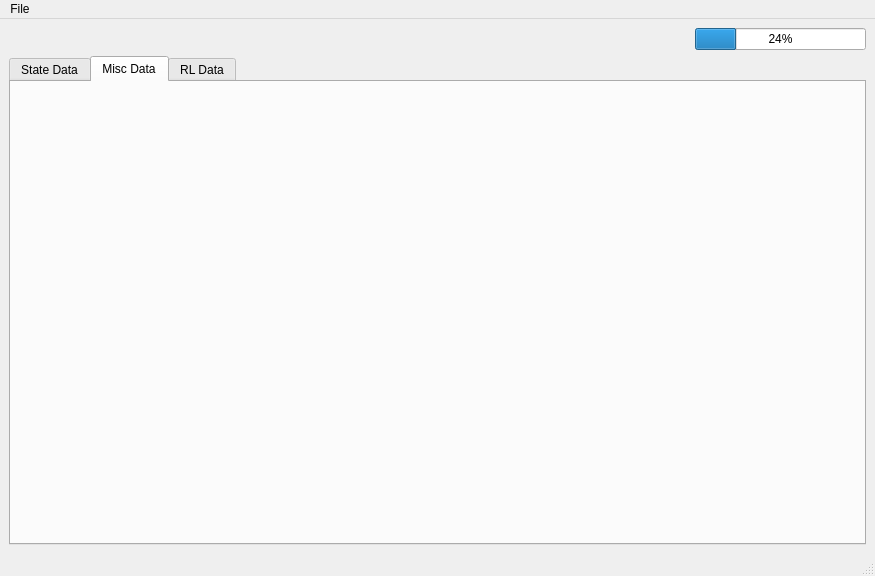
Above: crazyflie_sim_dashboard/mainwindow.ui from bhabas/sar_simulation before the change. Below: the same form after it.
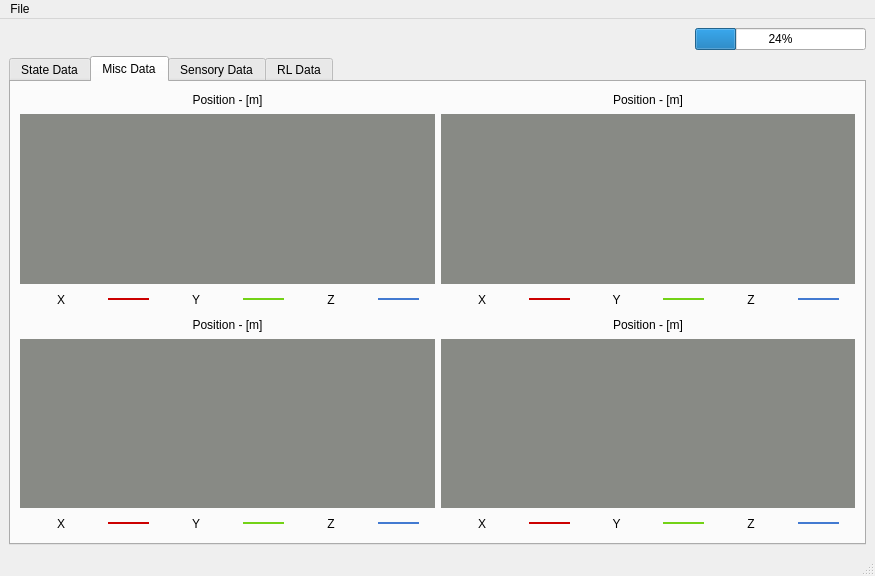
That is the form after the change. The open tabs and pages were chosen to show the change. Custom widgets are drawn as their Qt base class.

Commit message: Added Motor_pwm plotting

What changed in the file:
```diff
--- a/crazyflie_sim_dashboard/mainwindow.ui
+++ b/crazyflie_sim_dashboard/mainwindow.ui
@@ -44,7 +44,7 @@
       <item>
        <widget class="QTabWidget" name="tabWidget">
         <property name="currentIndex">
-         <number>0</number>
+         <number>2</number>
         </property>
         <widget class="QWidget" name="Tab_State">
          <attribute name="title">
@@ -311,7 +311,7 @@
                </widget>
               </item>
               <item>
-               <widget class="OmegaWidget" name="widget_3" native="true">
+               <widget class="PWM_Widget" name="widget_3" native="true">
                 <property name="styleSheet">
                  <string notr="true">background-color: rgb(136, 138, 133);</string>
                 </property>
@@ -577,6 +577,481 @@
          <attribute name="title">
           <string>Misc Data</string>
          </attribute>
+         <layout class="QVBoxLayout" name="verticalLayout_11">
+          <item>
+           <layout class="QGridLayout" name="gridLayout_2">
+            <item row="0" column="0">
+             <layout class="QVBoxLayout" name="verticalLayout_7" stretch="1,10,1">
+              <item>
+               <widget class="QLabel" name="label_18">
+                <property name="text">
+                 <string>Position - [m]</string>
+                </property>
+                <property name="alignment">
+                 <set>Qt::AlignCenter</set>
+                </property>
+               </widget>
+              </item>
+              <item>
+               <widget class="PosWidget" name="widget_5" native="true">
+                <property name="styleSheet">
+                 <string notr="true">background-color: rgb(136, 138, 133);</string>
+                </property>
+               </widget>
+              </item>
+              <item>
+               <layout class="QHBoxLayout" name="horizontalLayout_7" stretch="10,5,10,5,10,5,2">
+                <item>
+                 <widget class="QLabel" name="label_19">
+                  <property name="text">
+                   <string>X</string>
+                  </property>
+                  <property name="alignment">
+                   <set>Qt::AlignCenter</set>
+                  </property>
+                 </widget>
+                </item>
+                <item>
+                 <widget class="Line" name="line_14">
+                  <property name="styleSheet">
+                   <string notr="true">color: rgb(204, 0, 0);</string>
+                  </property>
+                  <property name="frameShadow">
+                   <enum>QFrame::Plain</enum>
+                  </property>
+                  <property name="lineWidth">
+                   <number>2</number>
+                  </property>
+                  <property name="orientation">
+                   <enum>Qt::Horizontal</enum>
+                  </property>
+                 </widget>
+                </item>
+                <item>
+                 <widget class="QLabel" name="label_20">
+                  <property name="text">
+                   <string>Y</string>
+                  </property>
+                  <property name="alignment">
+                   <set>Qt::AlignCenter</set>
+                  </property>
+                 </widget>
+                </item>
+                <item>
+                 <widget class="Line" name="line_15">
+                  <property name="styleSheet">
+                   <string notr="true">color: rgb(115, 210, 22);</string>
+                  </property>
+                  <property name="frameShadow">
+                   <enum>QFrame::Plain</enum>
+                  </property>
+                  <property name="lineWidth">
+                   <number>2</number>
+                  </property>
+                  <property name="orientation">
+                   <enum>Qt::Horizontal</enum>
+                  </property>
+                 </widget>
+                </item>
+                <item>
+                 <widget class="QLabel" name="label_21">
+                  <property name="text">
+                   <string>Z</string>
+                  </property>
+                  <property name="alignment">
+                   <set>Qt::AlignCenter</set>
+                  </property>
+                 </widget>
+                </item>
+                <item>
+                 <widget class="Line" name="line_16">
+                  <property name="styleSheet">
+                   <string notr="true">color: rgb(66, 122, 209);</string>
+                  </property>
+                  <property name="frameShadow">
+                   <enum>QFrame::Plain</enum>
+                  </property>
+                  <property name="lineWidth">
+                   <number>2</number>
+                  </property>
+                  <property name="orientation">
+                   <enum>Qt::Horizontal</enum>
+                  </property>
+                 </widget>
+                </item>
+                <item>
+                 <spacer name="horizontalSpacer_7">
+                  <property name="orientation">
+                   <enum>Qt::Horizontal</enum>
+                  </property>
+                  <property name="sizeHint" stdset="0">
+                   <size>
+                    <width>40</width>
+                    <height>20</height>
+                   </size>
+                  </property>
+                 </spacer>
+                </item>
+               </layout>
+              </item>
+             </layout>
+            </item>
+            <item row="0" column="1">
+             <layout class="QVBoxLayout" name="verticalLayout_8" stretch="1,10,1">
+              <item>
+               <widget class="QLabel" name="label_22">
+                <property name="text">
+                 <string>Position - [m]</string>
+                </property>
+                <property name="alignment">
+                 <set>Qt::AlignCenter</set>
+                </property>
+               </widget>
+              </item>
+              <item>
+               <widget class="PosWidget" name="widget_6" native="true">
+                <property name="styleSheet">
+                 <string notr="true">background-color: rgb(136, 138, 133);</string>
+                </property>
+               </widget>
+              </item>
+              <item>
+               <layout class="QHBoxLayout" name="horizontalLayout_8" stretch="10,5,10,5,10,5,2">
+                <item>
+                 <widget class="QLabel" name="label_23">
+                  <property name="text">
+                   <string>X</string>
+                  </property>
+                  <property name="alignment">
+                   <set>Qt::AlignCenter</set>
+                  </property>
+                 </widget>
+                </item>
+                <item>
+                 <widget class="Line" name="line_17">
+                  <property name="styleSheet">
+                   <string notr="true">color: rgb(204, 0, 0);</string>
+                  </property>
+                  <property name="frameShadow">
+                   <enum>QFrame::Plain</enum>
+                  </property>
+                  <property name="lineWidth">
+                   <number>2</number>
+                  </property>
+                  <property name="orientation">
+                   <enum>Qt::Horizontal</enum>
+                  </property>
+                 </widget>
+                </item>
+                <item>
+                 <widget class="QLabel" name="label_24">
+                  <property name="text">
+                   <string>Y</string>
+                  </property>
+                  <property name="alignment">
+                   <set>Qt::AlignCenter</set>
+                  </property>
+                 </widget>
+                </item>
+                <item>
+                 <widget class="Line" name="line_18">
+                  <property name="styleSheet">
+                   <string notr="true">color: rgb(115, 210, 22);</string>
+                  </property>
+                  <property name="frameShadow">
+                   <enum>QFrame::Plain</enum>
+                  </property>
+                  <property name="lineWidth">
+                   <number>2</number>
+                  </property>
+                  <property name="orientation">
+                   <enum>Qt::Horizontal</enum>
+                  </property>
+                 </widget>
+                </item>
+                <item>
+                 <widget class="QLabel" name="label_25">
+                  <property name="text">
+                   <string>Z</string>
+                  </property>
+                  <property name="alignment">
+                   <set>Qt::AlignCenter</set>
+                  </property>
+                 </widget>
+                </item>
+                <item>
+                 <widget class="Line" name="line_19">
+                  <property name="styleSheet">
+                   <string notr="true">color: rgb(66, 122, 209);</string>
+                  </property>
+                  <property name="frameShadow">
+                   <enum>QFrame::Plain</enum>
+                  </property>
+                  <property name="lineWidth">
+                   <number>2</number>
+                  </property>
+                  <property name="orientation">
+                   <enum>Qt::Horizontal</enum>
+                  </property>
+                 </widget>
+                </item>
+                <item>
+                 <spacer name="horizontalSpacer_8">
+                  <property name="orientation">
+                   <enum>Qt::Horizontal</enum>
+                  </property>
+                  <property name="sizeHint" stdset="0">
+                   <size>
+                    <width>40</width>
+                    <height>20</height>
+                   </size>
+                  </property>
+                 </spacer>
+                </item>
+               </layout>
+              </item>
+             </layout>
+            </item>
+            <item row="1" column="0">
+             <layout class="QVBoxLayout" name="verticalLayout_10" stretch="1,10,1">
+              <item>
+               <widget class="QLabel" name="label_30">
+                <property name="text">
+                 <string>Position - [m]</string>
+                </property>
+                <property name="alignment">
+                 <set>Qt::AlignCenter</set>
+                </property>
+               </widget>
+              </item>
+              <item>
+               <widget class="PosWidget" name="widget_8" native="true">
+                <property name="styleSheet">
+                 <string notr="true">background-color: rgb(136, 138, 133);</string>
+                </property>
+               </widget>
+              </item>
+              <item>
+               <layout class="QHBoxLayout" name="horizontalLayout_10" stretch="10,5,10,5,10,5,2">
+                <item>
+                 <widget class="QLabel" name="label_31">
+                  <property name="text">
+                   <string>X</string>
+                  </property>
+                  <property name="alignment">
+                   <set>Qt::AlignCenter</set>
+                  </property>
+                 </widget>
+                </item>
+                <item>
+                 <widget class="Line" name="line_23">
+                  <property name="styleSheet">
+                   <string notr="true">color: rgb(204, 0, 0);</string>
+                  </property>
+                  <property name="frameShadow">
+                   <enum>QFrame::Plain</enum>
+                  </property>
+                  <property name="lineWidth">
+                   <number>2</number>
+                  </property>
+                  <property name="orientation">
+                   <enum>Qt::Horizontal</enum>
+                  </property>
+                 </widget>
+                </item>
+                <item>
+                 <widget class="QLabel" name="label_32">
+                  <property name="text">
+                   <string>Y</string>
+                  </property>
+                  <property name="alignment">
+                   <set>Qt::AlignCenter</set>
+                  </property>
+                 </widget>
+                </item>
+                <item>
+                 <widget class="Line" name="line_24">
+                  <property name="styleSheet">
+                   <string notr="true">color: rgb(115, 210, 22);</string>
+                  </property>
+                  <property name="frameShadow">
+                   <enum>QFrame::Plain</enum>
+                  </property>
+                  <property name="lineWidth">
+                   <number>2</number>
+                  </property>
+                  <property name="orientation">
+                   <enum>Qt::Horizontal</enum>
+                  </property>
+                 </widget>
+                </item>
+                <item>
+                 <widget class="QLabel" name="label_33">
+                  <property name="text">
+                   <string>Z</string>
+                  </property>
+                  <property name="alignment">
+                   <set>Qt::AlignCenter</set>
+                  </property>
+                 </widget>
+                </item>
+                <item>
+                 <widget class="Line" name="line_25">
+                  <property name="styleSheet">
+                   <string notr="true">color: rgb(66, 122, 209);</string>
+                  </property>
+                  <property name="frameShadow">
+                   <enum>QFrame::Plain</enum>
+                  </property>
+                  <property name="lineWidth">
+                   <number>2</number>
+                  </property>
+                  <property name="orientation">
+                   <enum>Qt::Horizontal</enum>
+                  </property>
+                 </widget>
+                </item>
+                <item>
+                 <spacer name="horizontalSpacer_10">
+                  <property name="orientation">
+                   <enum>Qt::Horizontal</enum>
+                  </property>
+                  <property name="sizeHint" stdset="0">
+                   <size>
+                    <width>40</width>
+                    <height>20</height>
+                   </size>
+                  </property>
+                 </spacer>
+                </item>
+               </layout>
+              </item>
+             </layout>
+            </item>
+            <item row="1" column="1">
+             <layout class="QVBoxLayout" name="verticalLayout_9" stretch="1,10,1">
+              <item>
+               <widget class="QLabel" name="label_26">
+                <property name="text">
+                 <string>Position - [m]</string>
+                </property>
+                <property name="alignment">
+                 <set>Qt::AlignCenter</set>
+                </property>
+               </widget>
+              </item>
+              <item>
+               <widget class="PosWidget" name="widget_7" native="true">
+                <property name="styleSheet">
+                 <string notr="true">background-color: rgb(136, 138, 133);</string>
+                </property>
+               </widget>
+              </item>
+              <item>
+               <layout class="QHBoxLayout" name="horizontalLayout_9" stretch="10,5,10,5,10,5,2">
+                <item>
+                 <widget class="QLabel" name="label_27">
+                  <property name="text">
+                   <string>X</string>
+                  </property>
+                  <property name="alignment">
+                   <set>Qt::AlignCenter</set>
+                  </property>
+                 </widget>
+                </item>
+                <item>
+                 <widget class="Line" name="line_20">
+                  <property name="styleSheet">
+                   <string notr="true">color: rgb(204, 0, 0);</string>
+                  </property>
+                  <property name="frameShadow">
+                   <enum>QFrame::Plain</enum>
+                  </property>
+                  <property name="lineWidth">
+                   <number>2</number>
+                  </property>
+                  <property name="orientation">
+                   <enum>Qt::Horizontal</enum>
+                  </property>
+                 </widget>
+                </item>
+                <item>
+                 <widget class="QLabel" name="label_28">
+                  <property name="text">
+                   <string>Y</string>
+                  </property>
+                  <property name="alignment">
+                   <set>Qt::AlignCenter</set>
+                  </property>
+                 </widget>
+                </item>
+                <item>
+                 <widget class="Line" name="line_21">
+                  <property name="styleSheet">
+                   <string notr="true">color: rgb(115, 210, 22);</string>
+                  </property>
+                  <property name="frameShadow">
+                   <enum>QFrame::Plain</enum>
+                  </property>
+                  <property name="lineWidth">
+                   <number>2</number>
+                  </property>
+                  <property name="orientation">
+                   <enum>Qt::Horizontal</enum>
+                  </property>
+                 </widget>
+                </item>
+                <item>
+                 <widget class="QLabel" name="label_29">
+                  <property name="text">
+                   <string>Z</string>
+                  </property>
+                  <property name="alignment">
+                   <set>Qt::AlignCenter</set>
+                  </property>
+                 </widget>
+                </item>
+                <item>
+                 <widget class="Line" name="line_22">
+                  <property name="styleSheet">
+                   <string notr="true">color: rgb(66, 122, 209);</string>
+                  </property>
+                  <property name="frameShadow">
+                   <enum>QFrame::Plain</enum>
+                  </property>
+                  <property name="lineWidth">
+                   <number>2</number>
+                  </property>
+                  <property name="orientation">
+                   <enum>Qt::Horizontal</enum>
+                  </property>
+                 </widget>
+                </item>
+                <item>
+                 <spacer name="horizontalSpacer_9">
+                  <property name="orientation">
+                   <enum>Qt::Horizontal</enum>
+                  </property>
+                  <property name="sizeHint" stdset="0">
+                   <size>
+                    <width>40</width>
+                    <height>20</height>
+                   </size>
+                  </property>
+                 </spacer>
+                </item>
+               </layout>
+              </item>
+             </layout>
+            </item>
+           </layout>
+          </item>
+         </layout>
+        </widget>
+        <widget class="QWidget" name="Tab_Onboard">
+         <attribute name="title">
+          <string>Sensory Data</string>
+         </attribute>
         </widget>
         <widget class="QWidget" name="Tab_RL">
          <attribute name="title">
@@ -620,18 +1095,18 @@
    <header>Plotter</header>
    <container>1</container>
   </customwidget>
-  <customwidget>
-   <class>OmegaWidget</class>
-   <extends>QWidget</extends>
-   <header>Plotter</header>
-   <container>1</container>
-  </customwidget>
   <customwidget>
    <class>OF_Widget</class>
    <extends>QWidget</extends>
    <header>Plotter</header>
    <container>1</container>
   </customwidget>
+  <customwidget>
+   <class>PWM_Widget</class>
+   <extends>QWidget</extends>
+   <header>Plotter</header>
+   <container>1</container>
+  </customwidget>
  </customwidgets>
  <resources/>
  <connections/>
```
The commit also changes 2 other files.
